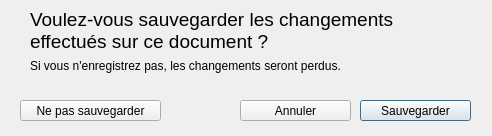
The window that source/dialogclose.ui (Bramas/texiteasy) describes before a commit, drawn with Qt 5.
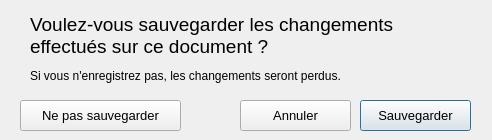
The same window after the commit.

Commit message: improve close dialog

What changed in the file:
```diff
--- a/source/dialogclose.ui
+++ b/source/dialogclose.ui
@@ -7,9 +7,27 @@
     <x>0</x>
     <y>0</y>
     <width>492</width>
-    <height>136</height>
+    <height>140</height>
    </rect>
   </property>
+  <property name="sizePolicy">
+   <sizepolicy hsizetype="Fixed" vsizetype="Fixed">
+    <horstretch>0</horstretch>
+    <verstretch>0</verstretch>
+   </sizepolicy>
+  </property>
+  <property name="minimumSize">
+   <size>
+    <width>492</width>
+    <height>140</height>
+   </size>
+  </property>
+  <property name="maximumSize">
+   <size>
+    <width>16777215</width>
+    <height>140</height>
+   </size>
+  </property>
   <property name="windowTitle">
    <string>Dialog</string>
   </property>
@@ -17,11 +35,17 @@
    <property name="geometry">
     <rect>
      <x>30</x>
-     <y>50</y>
-     <width>311</width>
+     <y>60</y>
+     <width>411</width>
      <height>31</height>
     </rect>
    </property>
+   <property name="font">
+    <font>
+     <family>Arial</family>
+     <pointsize>9</pointsize>
+    </font>
+   </property>
    <property name="text">
     <string>Si vous n'enregistrez pas, les changements seront perdus.</string>
    </property>
@@ -35,11 +59,12 @@
      <x>30</x>
      <y>10</y>
      <width>441</width>
-     <height>41</height>
+     <height>51</height>
     </rect>
    </property>
    <property name="font">
     <font>
+     <family>Arial</family>
      <pointsize>14</pointsize>
     </font>
    </property>
@@ -50,28 +75,21 @@
     <bool>true</bool>
    </property>
   </widget>
-  <widget class="QPushButton" name="confirmAndClose">
-   <property name="geometry">
-    <rect>
-     <x>20</x>
-     <y>100</y>
-     <width>141</width>
-     <height>21</height>
-    </rect>
-   </property>
-   <property name="text">
-    <string>Ne pas sauvegarder</string>
-   </property>
-  </widget>
   <widget class="QPushButton" name="cancel">
    <property name="geometry">
     <rect>
      <x>240</x>
      <y>100</y>
      <width>111</width>
-     <height>21</height>
+     <height>31</height>
     </rect>
    </property>
+   <property name="font">
+    <font>
+     <family>Arial</family>
+     <pointsize>10</pointsize>
+    </font>
+   </property>
    <property name="text">
     <string>Annuler</string>
    </property>
@@ -85,9 +103,15 @@
      <x>360</x>
      <y>100</y>
      <width>111</width>
-     <height>21</height>
+     <height>31</height>
     </rect>
    </property>
+   <property name="font">
+    <font>
+     <family>Arial</family>
+     <pointsize>10</pointsize>
+    </font>
+   </property>
    <property name="text">
     <string>Sauvegarder</string>
    </property>
@@ -95,6 +119,25 @@
     <bool>true</bool>
    </property>
   </widget>
+  <widget class="QPushButton" name="quit">
+   <property name="geometry">
+    <rect>
+     <x>20</x>
+     <y>100</y>
+     <width>161</width>
+     <height>31</height>
+    </rect>
+   </property>
+   <property name="font">
+    <font>
+     <family>Arial</family>
+     <pointsize>10</pointsize>
+    </font>
+   </property>
+   <property name="text">
+    <string>Ne pas sauvegarder</string>
+   </property>
+  </widget>
  </widget>
  <resources/>
  <connections/>
```
Left out of the diff: 2 changed lines with no effect on the pictures. The commit also changes 2 other files.
